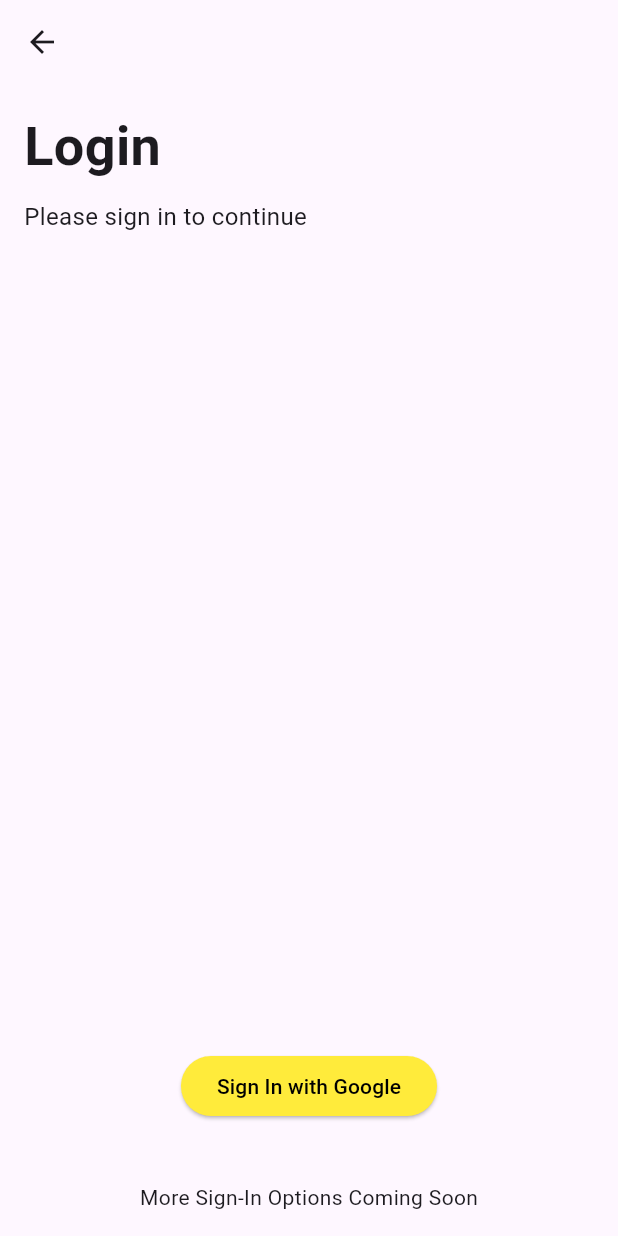
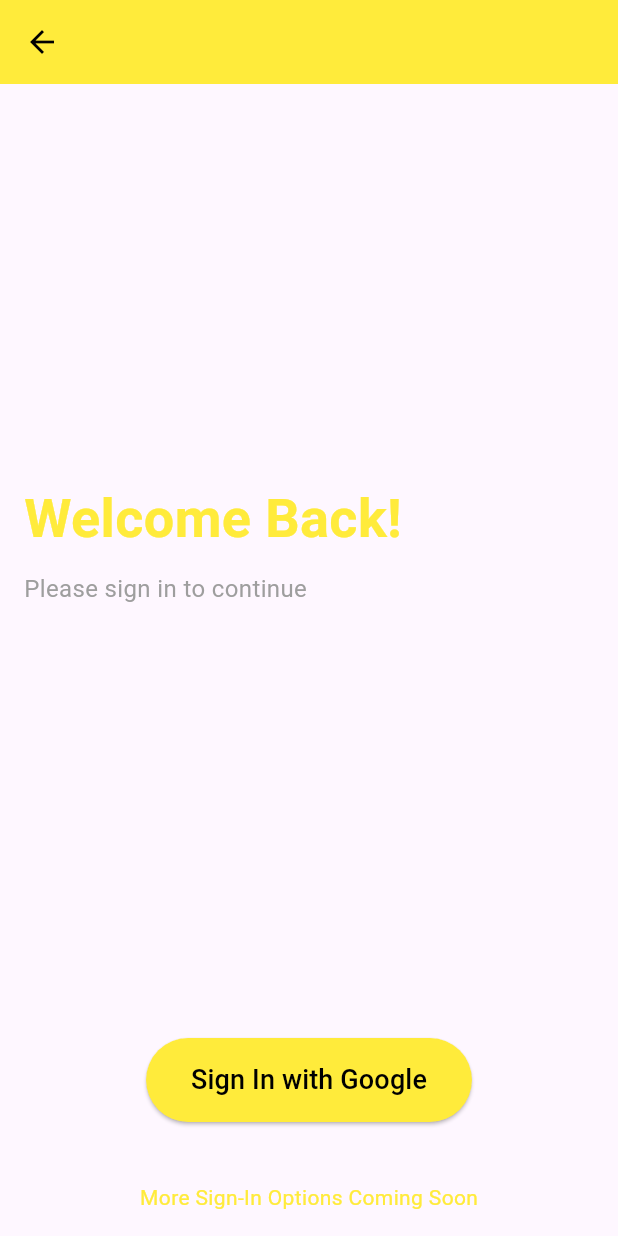
Before and after one commit to CSCI4100U/mobile-group-project-2023-sards, a Flutter app: the screen it shows after launch, in the side drawer, after a tap on "Sign In", on a phone screen of 412 x 824 dp. Run offline on Flutter 3.47's test engine with Material 3 defaults, Android fonts, the phone set to English and light mode, and no system bars; our stand-ins replace cloud_firestore, connectivity_plus, firebase_auth, firebase_core, flutter_local_notifications, flutter_tts and 6 more; missing offline and left inert: flutter_tesseract_ocr, json_theme, jumping_dot; accounts and stored records are empty.

Commit message:
Changed Sign-In, App Drawer and Home Page Layout

```diff
--- a/frontend/lib/screens/home.dart
+++ b/frontend/lib/screens/home.dart
@@ -198,22 +198,8 @@
           tooltip: 'User Information',
         )),
         title: _buildSearchField(notesProvider),
-        actions: <Widget>[
-          const SizedBox(width: 2),
-          Padding(
-            padding: const EdgeInsets.symmetric(horizontal: 16.0),
-            child: makeBigger(IconButton(
-              onPressed: () {
-                Navigator.push(
-                    context,
-                    MaterialPageRoute(
-                        builder: (context) => const SettingsPage()));
-              },
-              icon: const Icon(Icons.settings),
-              color: Color(0xFFE7D434),
-              tooltip: 'Settings',
-            )),
-          ),
+        actions: const <Widget>[
+          SizedBox(width: 2),
         ],
       ),
       body: Padding(
--- a/frontend/lib/screens/sign_in.dart
+++ b/frontend/lib/screens/sign_in.dart
@@ -16,10 +16,11 @@
   Widget build(BuildContext context) {
     return Scaffold(
       appBar: AppBar(
+        backgroundColor: Colors.yellow, // Updated color
         leading: Builder(
           builder: (BuildContext context) {
             return IconButton(
-              icon: const Icon(Icons.arrow_back_outlined),
+              icon: const Icon(Icons.arrow_back_outlined, color: Colors.black), // Icon color changed to black for visibility
               onPressed: () {
                 Navigator.pop(context, true);
               },
@@ -35,14 +36,15 @@
           children: [
             Expanded(
               child: Column(
+                mainAxisAlignment: MainAxisAlignment.center,
                 crossAxisAlignment: CrossAxisAlignment.start,
                 children: [
                   Text(
-                    'Login',
+                    'Welcome Back!',
                     style: TextStyle(
                       fontSize: 36,
                       fontWeight: FontWeight.bold,
-                      // color: Colors.white,
+                      color: Colors.yellow, // Updated color
                     ),
                   ),
                   SizedBox(height: 10),
@@ -50,7 +52,7 @@
                     'Please sign in to continue',
                     style: TextStyle(
                       fontSize: 16,
-                      // color: Colors.yellow,
+                      color: Colors.grey, // Kept grey for readability
                     ),
                   ),
                 ],
@@ -76,19 +78,22 @@
                         );
                       },
                       style: ElevatedButton.styleFrom(
-                        primary: Colors.yellow,
+                        primary: Colors.yellow, // Updated color
+                        onPrimary: Colors.black, // Text color on the button
+                        padding: EdgeInsets.symmetric(horizontal: 30, vertical: 15),
                       ),
                       child: Text(
                         'Sign In with Google',
                         style: TextStyle(
-                          color: Colors.black,
+                          fontSize: 18, // Updated font size
+                          color: Colors.black, // Text color for visibility
                         ),
                       ),
                     );
                   }
                   return CircularProgressIndicator(
                     valueColor: AlwaysStoppedAnimation<Color>(
-                      Colors.orangeAccent,
+                      Colors.yellow, // Updated color
                     ),
                   );
                 },
@@ -101,7 +106,7 @@
                 'More Sign-In Options Coming Soon',
                 style: TextStyle(
                   fontSize: 14,
-                  // color: Colors.yellow,
+                  color: Colors.yellow, // Updated color
                 ),
               ),
             ),
--- a/frontend/lib/widgets/custom_drawer.dart
+++ b/frontend/lib/widgets/custom_drawer.dart
@@ -20,89 +20,20 @@
     super.initState();
   }
 
-  Widget signedInWidgets(BuildContext context, User? user) {
-    if (user == null) {
-      return const SizedBox.shrink();
-    }
-
-    return Column(
-      mainAxisAlignment: MainAxisAlignment.center,
-      children: [
-        const Padding(
-          padding: EdgeInsets.only(left: 15.0, right: 15.0, bottom: 20.0),
-          child: Divider(color: Color.fromARGB(255, 101, 101, 101)),
-        ),
-        user.photoURL != null
-            ? ClipOval(
-                child: Material(
-                  color: Colors.transparent,
-                  child: Image.network(
-                    user!.photoURL!,
-                    fit: BoxFit.fitHeight,
-                    height: 50,
-                    width: 50,
-                  ),
-                ),
-              )
-            : const ClipOval(
-                child: Material(
-                  color: Colors.transparent,
-                  child: Padding(
-                    padding: EdgeInsets.all(16.0),
-                    child: Icon(
-                      Icons.person,
-                      size: 30,
-                      color: Colors.grey,
-                    ),
-                  ),
-                ),
-              ),
-        const SizedBox(height: 16.0),
-        Text(
-          user.displayName!,
-          style: const TextStyle(
-            fontSize: 20,
-            fontWeight: FontWeight.bold,
-          ),
-        ),
-        const SizedBox(height: 4.0),
-        Text(
-          user.email!,
-          style: const TextStyle(
-            color: Colors.grey,
-          ),
-        ),
-      ],
-    );
-  }
-
   @override
   Widget build(BuildContext context) {
-    return Drawer(
+    double drawerWidth = MediaQuery.of(context).size.width * 0.5; // Adjust the width as a percentage of the screen width
+
+    return SizedBox(
+      width: drawerWidth,
+      child: Drawer(
         child: ListView(
+          padding: EdgeInsets.zero,
           children: [
-          // DrawerHeader(
-          //   child: Column(
-          //     children: [
-          //       Text(
-          //         widget._user.displayName!,
-          //         style: const TextStyle(
-          //           fontSize: 24,
-          //           fontWeight: FontWeight.bold,
-          //         ),
-          //       ),
-          //       Text(
-          //         widget._user.email!,
-          //         style: const TextStyle(
-          //           fontSize: 16,
-          //           fontWeight: FontWeight.bold,
-          //         ),
-          //       ),
-          //     ],
-          //   ),
-          // ),
+            SizedBox(height: 50), // Space at the top of the drawer
             ListTile(
-            title: Text(_user == null ? 'Sign In' : "Sign Out"),
+              leading: Icon(_user == null ? Icons.login : Icons.logout),
+              title: Text(_user == null ? 'Sign In' : 'Sign Out'),
               onTap: () async {
                 if (_user != null) {
                   await Authentication.signOut(context: context);
@@ -117,8 +48,20 @@
                 }
               },
             ),
-          signedInWidgets(context, _user)
+            // Additional list tiles for other pages...
+            ListTile(
+              leading: Icon(Icons.settings),
+              title: Text('Settings'),
+              onTap: () {
+                Navigator.push(
+                  context,
+                  MaterialPageRoute(builder: (context) => const SettingsPage()),
+                );
+              },
+            ),
+            // Add more list tiles as needed...
           ],
+        ),
       ),
     );
   }
```
Lines whose indentation alone changed are shown as unchanged.
